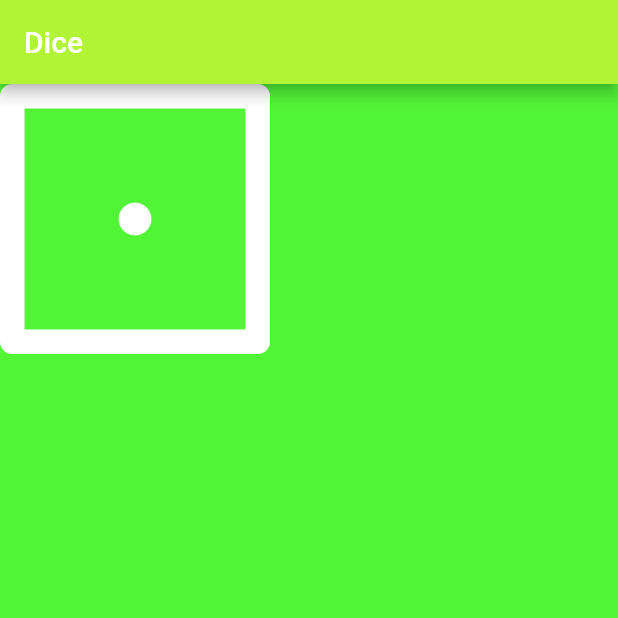
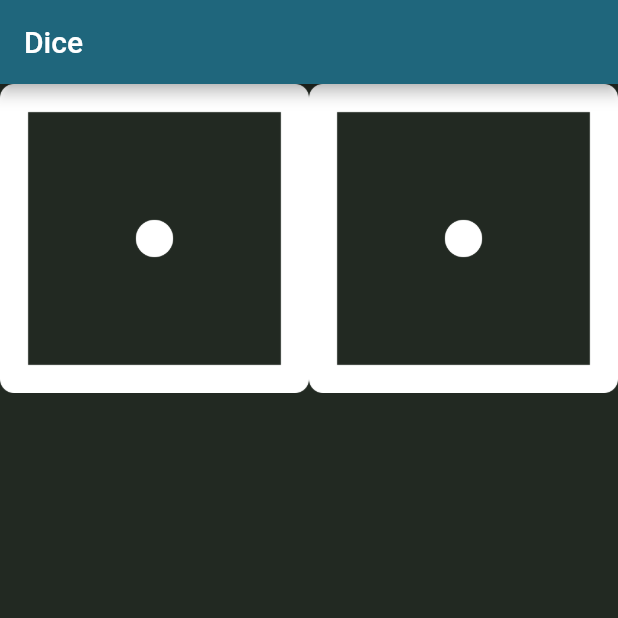
Before and after one commit to HeratUni-CS/dicee-parwiz-hub, a Flutter app: the screen it shows after launch, on a phone screen of 412 x 824 dp, the top half of it. Run offline on Flutter 3.47's test engine with Material 2 defaults, Android fonts, the phone set to English and light mode, and no system bars.

Commit message:
expandedWidget

```diff
--- a/lib/main.dart
+++ b/lib/main.dart
@@ -4,9 +4,9 @@ void main() {
   runApp(
     MaterialApp(
       home: Scaffold(
-        backgroundColor: Color.fromARGB(255, 82, 244, 54),
+        backgroundColor: Color.fromARGB(255, 34, 41, 34),
         appBar: AppBar(
-          backgroundColor: Color.fromARGB(255, 177, 244, 54),
+          backgroundColor: Color.fromARGB(255, 31, 102, 124),
           title: Text('Dice'),
         ),
         body: MyApp(),
@@ -20,9 +20,11 @@ class MyApp extends StatelessWidget {
   Widget build(BuildContext context) {
     return Row(
       children: <Widget>[
-        Image(
-          width: 180,
-          image: AssetImage('images/dice1.png'),
+        Expanded(
+          child: Image.asset('images/dice1.png'),
+        ),
+        Expanded(
+          child: Image.asset('images/dice1.png'),
         ),
       ],
     );
```
